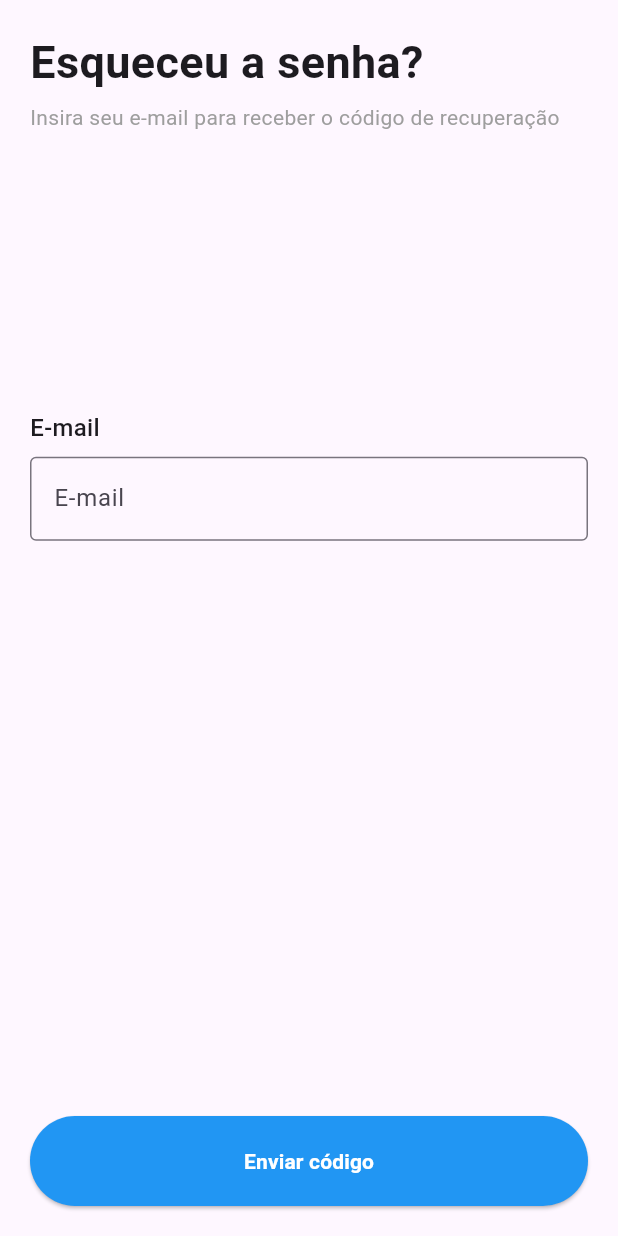
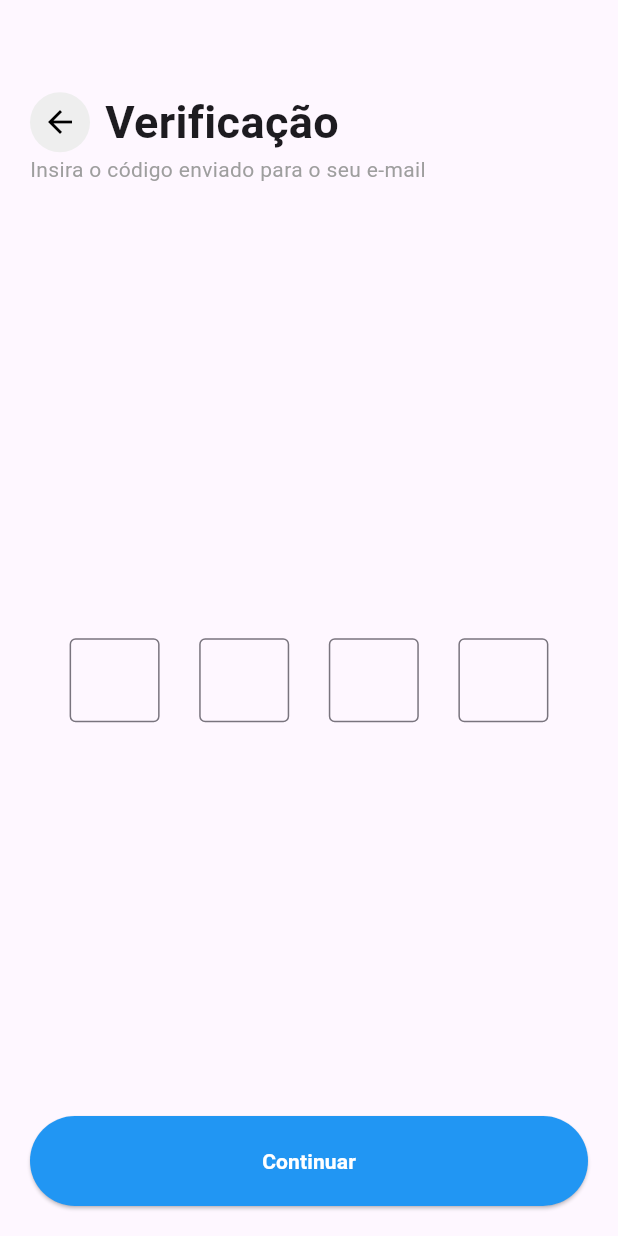
Before and after one commit to RafaelBertasso/SMarket, a Flutter app: the ForgotPasswordPage screen opened by its route, after a tap on "Enviar código", on a phone screen of 412 x 824 dp. Run offline on Flutter 3.47's test engine with Material 3 defaults, Android fonts, the phone set to English and light mode, and no system bars.

Commit message:
Telas da parte de dentro do app

```diff
--- a/lib/screens/forgot.password.page.dart
+++ b/lib/screens/forgot.password.page.dart
@@ -55,7 +55,9 @@ class ForgotPasswordPage extends StatelessWidget {
               ),
             ),
             Spacer(),
-            CustomButton(text: 'Enviar código', onPressed: () {}),
+            CustomButton(text: 'Enviar código', onPressed: () {
+              Navigator.pushNamed(context, '/verify');
+            }),
           ],
         ),
       ),
--- a/lib/screens/login.page.dart
+++ b/lib/screens/login.page.dart
@@ -82,7 +82,7 @@ class LoginPage extends StatelessWidget {
             CustomButton(
               text: 'Acessar',
               onPressed: () {
-                Navigator.pushNamed(context, '/home');
+                Navigator.pushNamed(context, '/main');
               },
             ),
             Padding(
--- a/lib/screens/smarket.app.page.dart
+++ b/lib/screens/smarket.app.page.dart
@@ -1,8 +1,10 @@
 import 'package:flutter/material.dart';
+import 'package:smarket/components/navbar.dart';
 import 'package:smarket/screens/forgot.password.page.dart';
 import 'package:smarket/screens/home.page.dart';
 import 'package:smarket/screens/login.page.dart';
 import 'package:smarket/screens/register.page.dart';
+import 'package:smarket/screens/verify.page.dart';
 
 class SMarketApp extends StatelessWidget {
   const SMarketApp({super.key});
@@ -10,11 +12,14 @@ class SMarketApp extends StatelessWidget {
   @override
   Widget build(BuildContext context) {
     return MaterialApp(
+      home: NavBar(),
       routes: {
         '/login': (context) => const LoginPage(),
+        '/main': (context) => NavBar(),
         '/home': (context) => HomePage(),
         '/register': (context) => const RegisterPage(),
         '/forgot-password': (context) => const ForgotPasswordPage(),
+        '/verify': (context) => const VerifyPage(),
       },
       initialRoute: '/login',
       debugShowCheckedModeBanner: false,
--- /dev/null
+++ b/lib/screens/verify.page.dart
@@ -0,0 +1,111 @@
+import 'package:flutter/material.dart';
+import 'package:smarket/components/custom.button.dart';
+
+class VerifyPage extends StatefulWidget {
+  const VerifyPage({super.key});
+
+  @override
+  State<VerifyPage> createState() => _VerifyPageState();
+}
+
+class _VerifyPageState extends State<VerifyPage> {
+  final List<TextEditingController> _controllers = List.generate(
+    4,
+    (_) => TextEditingController(),
+  );
+  final List<FocusNode> _focusNodes = List.generate(4, (_) => FocusNode());
+
+  @override
+  void dispose() {
+    for (var controller in _controllers) {
+      controller.dispose();
+    }
+    for (var node in _focusNodes) {
+      node.dispose();
+    }
+    super.dispose();
+  }
+
+  @override
+  Widget build(BuildContext context) {
+    return Scaffold(
+      body: Container(
+        margin: const EdgeInsets.all(20),
+        child: Column(
+          mainAxisAlignment: MainAxisAlignment.start,
+          children: [
+            SizedBox(height: 40),
+            Row(
+              children: [
+                CircleAvatar(
+                  radius: 20,
+                  backgroundColor: Colors.grey[200],
+                  child: IconButton(
+                    icon: const Icon(Icons.arrow_back, color: Colors.black),
+                    style: ButtonStyle(visualDensity: VisualDensity.compact),
+                    onPressed: () {
+                      Navigator.pushNamed(context, '/forgot-password');
+                    },
+                  ),
+                ),
+                const SizedBox(width: 10),
+                Text(
+                  'Verificação',
+                  style: TextStyle(fontWeight: FontWeight.bold, fontSize: 30),
+                ),
+              ],
+            ),
+            Row(
+              children: [
+                Text(
+                  'Insira o código enviado para o seu e-mail',
+                  style: TextStyle(color: Colors.grey),
+                ),
+              ],
+            ),
+            SizedBox(height: 40),
+            Expanded(
+              child: Center(
+                child: Row(
+                  mainAxisAlignment: MainAxisAlignment.spaceEvenly,
+                  children: List.generate(4, (index) {
+                    return SizedBox(
+                      width: 60,
+                      child: TextField(
+                        controller: _controllers[index],
+                        focusNode: _focusNodes[index],
+                        keyboardType: TextInputType.number,
+                        textAlign: TextAlign.center,
+                        maxLength: 1,
+                        onChanged: (value) {
+                          if (value.isNotEmpty && index < 3) {
+                            _focusNodes[index + 1].requestFocus();
+                          }
+                          if (value.isEmpty && index > 0) {
+                            _focusNodes[index - 1].requestFocus();
+                          }
+                        },
+                        decoration: InputDecoration(
+                          counterText: '',
+                          border: OutlineInputBorder(),
+                        ),
+                      ),
+                    );
+                  }),
+                ),
+              ),
+            ),
+            CustomButton(
+              text: 'Continuar',
+              onPressed: () {
+                final code = _controllers.map((e) => e.text).join();
+                //verificação do código
+                Navigator.pushNamed(context, '/reset');
+              },
+            ),
+          ],
+        ),
+      ),
+    );
+  }
+}
```
Also changed, not shown: lib/components/navbar.dart (added, +65 -0 lines), lib/screens/favorites.page.dart (added, +84 -0 lines), lib/screens/home.page.dart (+153 -2 lines), lib/screens/location.page.dart (added, +8 -0 lines), lib/screens/product.info.page.dart (added, +65 -0 lines), lib/screens/profile.page.dart (added, +8 -0 lines), lib/screens/scan.page.dart (added, +8 -0 lines).
